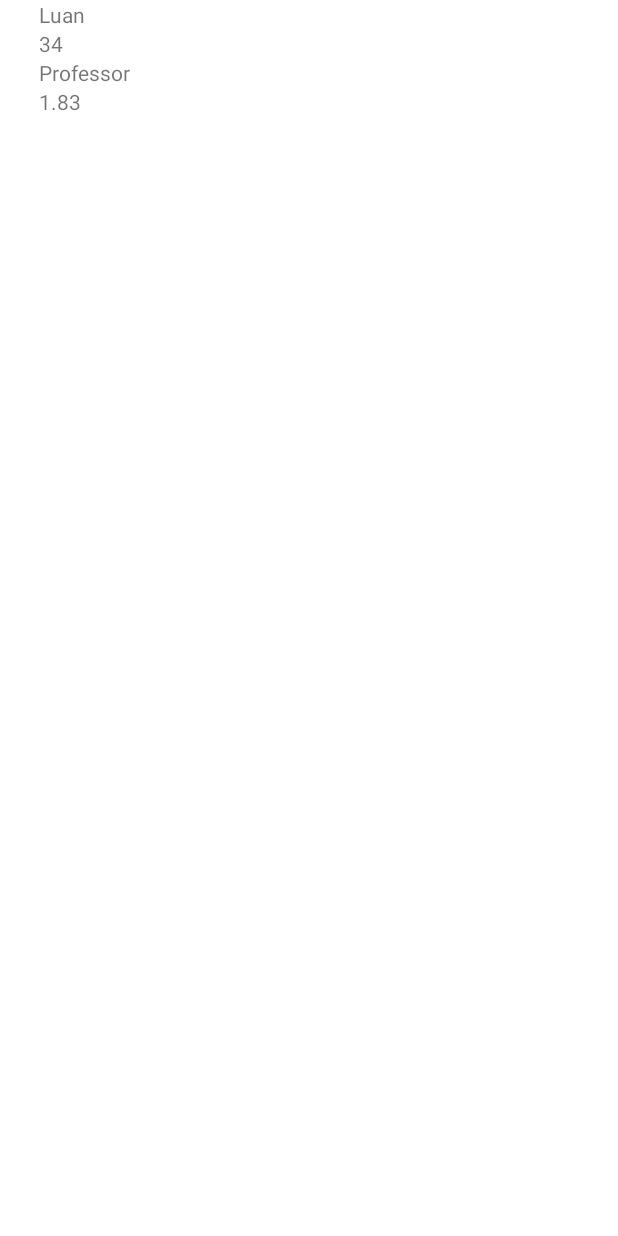
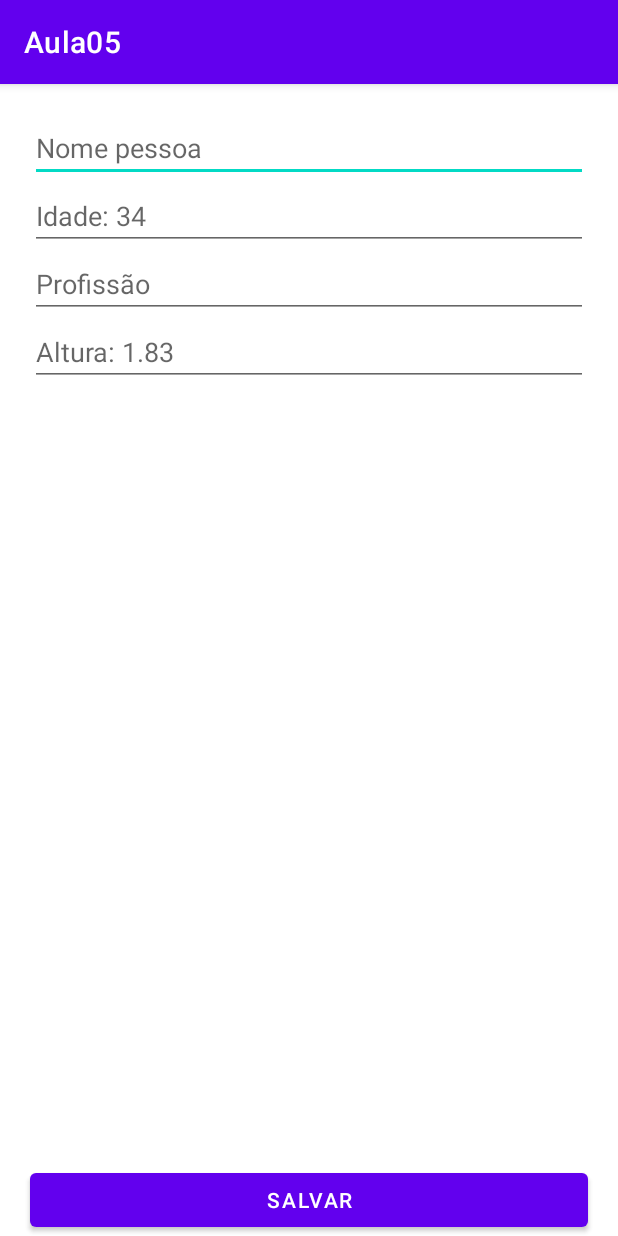
Before and after one commit to ProfMuruk/PDM_turmaB, an Android app: the screen it shows after launch (MainActivity before the commit, FormularioPessoaActivity after it), on a phone screen of 412 x 824 dp. Before the commit the screen is almost empty. Run offline under Robolectric (Android 15) with nearby library versions, the phone set to English and light mode, and no system bars.

Commit message:
erro ultima aula

```diff
--- a/app/src/main/AndroidManifest.xml
+++ b/app/src/main/AndroidManifest.xml
@@ -14,16 +14,22 @@
         tools:targetApi="31">
 
         <activity
-            android:name=".MainActivity"
+            android:name=".FormularioPessoaActivity"
             android:exported="true">
             <intent-filter>
                 <action android:name="android.intent.action.MAIN"/>
                 <category android:name="android.intent.category.LAUNCHER"/>
-
             </intent-filter>
 
         </activity>
 
+        <activity
+            android:name=".MainActivity"
+            android:exported="true">
+
+        </activity>
+
+
     </application>
 
 </manifest>
--- /dev/null
+++ b/app/src/main/java/com/example/aula05/FormularioPessoaActivity.kt
@@ -0,0 +1,12 @@
+package com.example.aula05
+
+import android.os.Bundle
+import androidx.appcompat.app.AppCompatActivity
+
+class FormularioPessoaActivity : AppCompatActivity() {
+    override fun onCreate(savedInstanceState: Bundle?) {
+        super.onCreate(savedInstanceState)
+        setContentView(R.layout.formulario_pessoa_activity)
+    }
+
+}
--- a/app/src/main/java/com/example/aula05/MainActivity.kt
+++ b/app/src/main/java/com/example/aula05/MainActivity.kt
@@ -28,6 +28,7 @@ class MainActivity : Activity() {
 
         val recyclerView = findViewById<RecyclerView>(R.id.recycler_view)
         recyclerView.adapter = ListarPessoaAdapter( pessoas = listOf(
+            Pessoa(nome = "Luan", idade = 34, profissao = "Professor", altura = BigDecimal(1.83)),
             Pessoa(nome = "Luan", idade = 34, profissao = "Professor", altura = BigDecimal(1.83))
         ))
 
--- /dev/null
+++ b/app/src/main/res/layout/formulario_pessoa_activity.xml
@@ -0,0 +1,71 @@
+<?xml version="1.0" encoding="utf-8"?>
+
+<ScrollView
+    xmlns:android="http://schemas.android.com/apk/res/android"
+    xmlns:tools="http://schemas.android.com/tools"
+    xmlns:app="http://schemas.android.com/apk/res-auto"
+    android:layout_width="match_parent"
+    android:layout_height="match_parent"
+    android:fillViewport="true">
+
+    <androidx.constraintlayout.widget.ConstraintLayout
+        android:layout_width="match_parent"
+        android:layout_height="match_parent"
+        tools:context=".FormularioPessoaActivity"
+        >
+
+        <EditText
+            android:id="@+id/nome_pessoa"
+            android:layout_width="0dp"
+            android:layout_height="wrap_content"
+            android:layout_margin="20dp"
+            android:hint="Nome pessoa"
+            android:inputType="text"
+            app:layout_constraintEnd_toEndOf="parent"
+            app:layout_constraintStart_toStartOf="parent"
+            app:layout_constraintTop_toTopOf="parent" />
+
+        <EditText
+            android:id="@+id/idade_pessoa"
+            android:layout_width="0dp"
+            android:layout_height="wrap_content"
+            android:hint="Idade: 34"
+            android:inputType="number"
+            app:layout_constraintEnd_toEndOf="@id/nome_pessoa"
+            app:layout_constraintStart_toStartOf="@id/nome_pessoa"
+            app:layout_constraintTop_toBottomOf="@+id/nome_pessoa" />
+
+        <EditText
+            android:id="@+id/profissao_pessoa"
+            android:layout_width="0dp"
+            android:layout_height="wrap_content"
+            android:hint="Profissão"
+            android:inputType="text"
+            app:layout_constraintEnd_toEndOf="@id/idade_pessoa"
+            app:layout_constraintStart_toStartOf="@id/idade_pessoa"
+            app:layout_constraintTop_toBottomOf="@id/idade_pessoa" />
+
+        <EditText
+            android:id="@+id/altura_pessoa"
+            android:layout_width="0dp"
+            android:layout_height="wrap_content"
+            android:hint="Altura: 1.83"
+            android:inputType="numberDecimal"
+            app:layout_constraintEnd_toEndOf="@id/profissao_pessoa"
+            app:layout_constraintStart_toStartOf="@id/profissao_pessoa"
+            app:layout_constraintTop_toBottomOf="@+id/profissao_pessoa"
+            tools:ignore="UnknownId" />
+
+        <Button
+            android:id="@+id/botao_salvar"
+            android:layout_width="0dp"
+            android:layout_height="wrap_content"
+            android:text="Salvar"
+            app:layout_constraintBottom_toBottomOf="parent"
+            app:layout_constraintEnd_toEndOf="@id/altura_pessoa"
+            app:layout_constraintStart_toStartOf="@id/altura_pessoa"
+            app:layout_constraintVertical_bias="1" />
+
+    </androidx.constraintlayout.widget.ConstraintLayout>
+
+</ScrollView>
```
